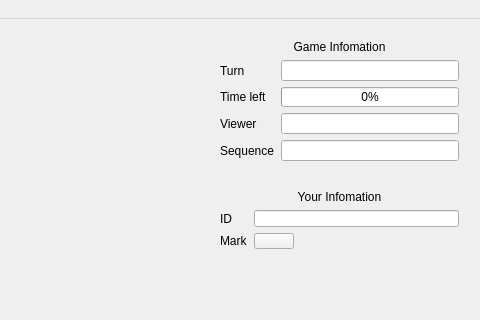
HadesD/CaroOnline, file Client.Qt/MainWindow.ui: the form before one commit; both pictures show x 491 to 971 and y 0 to 320 of the 971 by 645 pixel window.
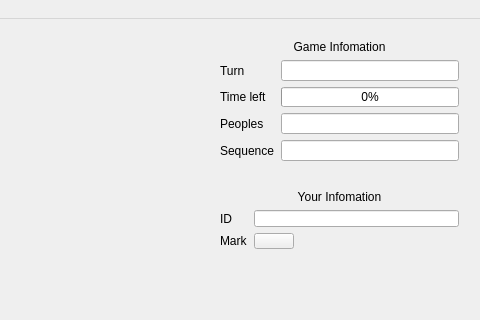
The form after the commit.

Patch:
```diff
--- a/Client.Qt/MainWindow.ui
+++ b/Client.Qt/MainWindow.ui
@@ -209,7 +209,7 @@
      <item row="3" column="0">
       <widget class="QLabel" name="label_4">
        <property name="text">
-        <string>Viewer</string>
+        <string>Peoples</string>
        </property>
       </widget>
      </item>
```
Left out of the diff: 2 changed lines with no effect on the pictures.
